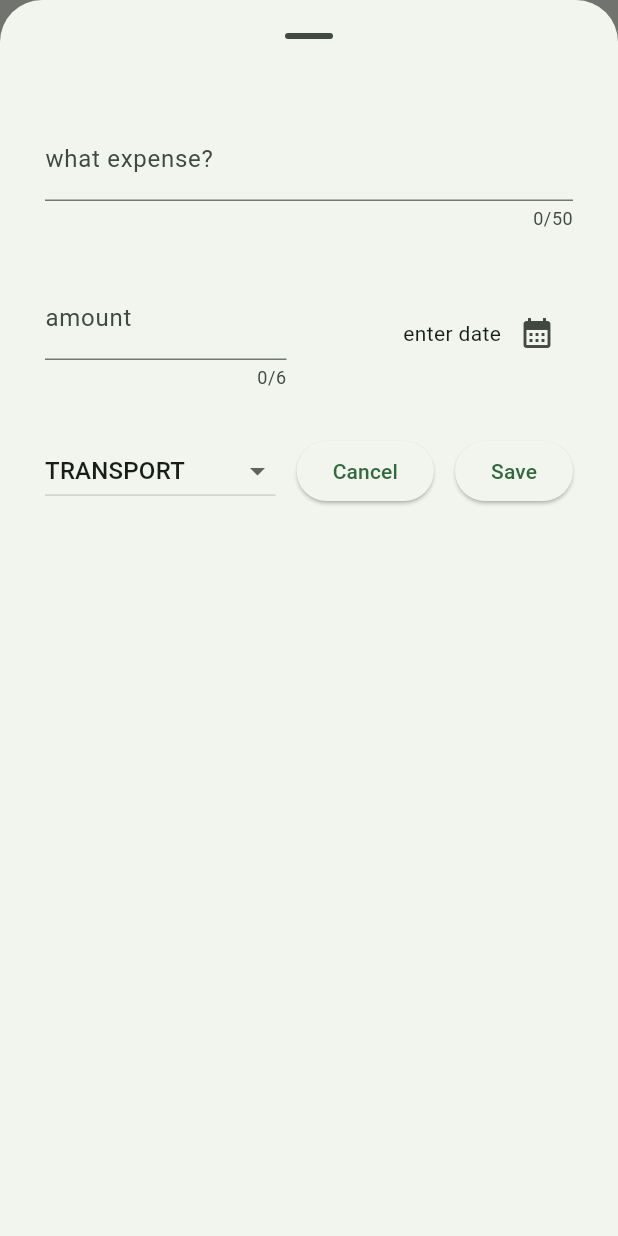
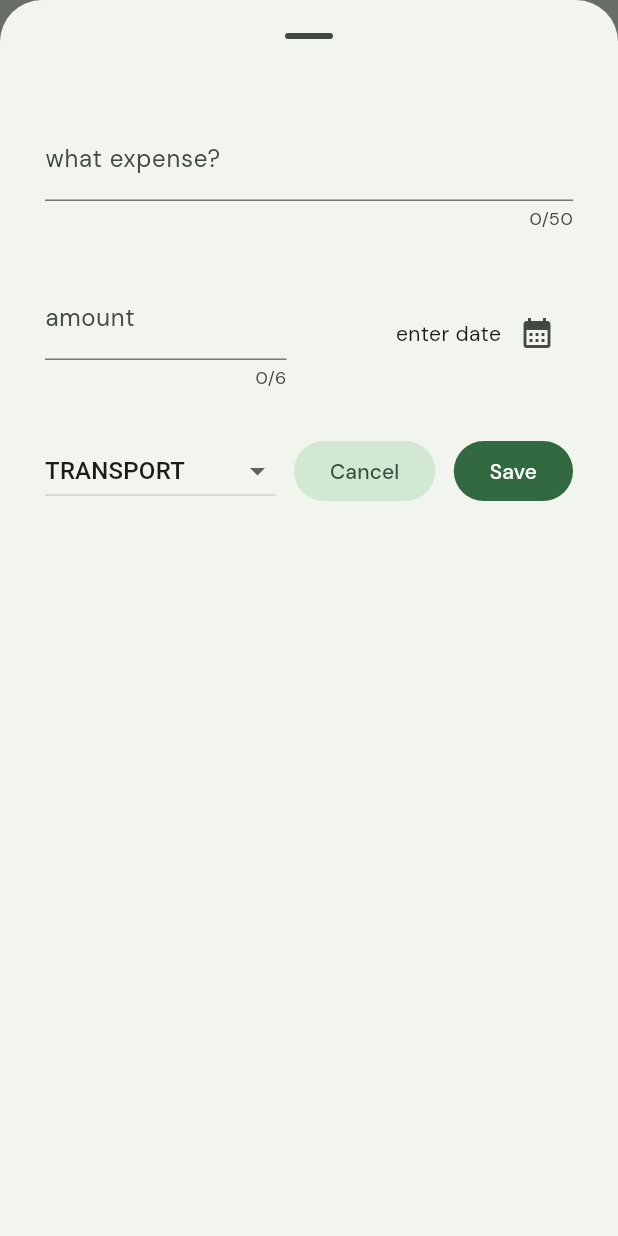
Before and after one commit to itrieditlikethis/expense_tracker, a Flutter app: the screen it shows after launch, after a tap on the "add" icon, on a phone screen of 412 x 824 dp. Run offline on Flutter 3.47's test engine with Material 3 defaults, Android fonts, the phone set to English and light mode, and no system bars; our stand-ins replace google_fonts; Roboto replaces fonts that are missing (Abel).

Commit message:
feat: add appbar theme

```diff
--- a/lib/expenses.dart
+++ b/lib/expenses.dart
@@ -90,7 +90,10 @@ class _ExpensesState extends State<Expenses> {
       appBar: AppBar(
         title: Text("Expense tracker"),
         actions: [
-          IconButton(onPressed: _openAddExpenseOverlay, icon: Icon(Icons.add)),
+          IconButton.filled(
+            onPressed: _openAddExpenseOverlay,
+            icon: Icon(Icons.add),
+          ),
         ],
       ),
       body: Column(
@@ -98,7 +101,7 @@ class _ExpensesState extends State<Expenses> {
         crossAxisAlignment: CrossAxisAlignment.center,
         mainAxisSize: MainAxisSize.min,
         children: [
-          Text('charts'),
+          Text('Charts', style: Theme.of(context).textTheme.headlineLarge),
           Expanded(child: mainContentToShow),
         ],
       ),
--- a/lib/main.dart
+++ b/lib/main.dart
@@ -12,9 +12,10 @@ class MyApp extends StatelessWidget {
   @override
   Widget build(BuildContext context) {
     final brightness = View.of(context).platformDispatcher.platformBrightness;
-    TextTheme textTheme = createTextTheme(context, "Abel", "Abel");
+    TextTheme textTheme = createTextTheme(context, "DM Sans", "Abel");
     MaterialTheme theme = MaterialTheme(textTheme);
     return MaterialApp(
+      debugShowCheckedModeBanner: false,
       title: 'Expense tracker',
       theme: brightness == Brightness.light ? theme.light() : theme.dark(),
       home: const Expenses(),
--- a/lib/theming/theme.dart
+++ b/lib/theming/theme.dart
@@ -343,6 +343,13 @@ class MaterialTheme {
       bodyColor: colorScheme.onSurface,
       displayColor: colorScheme.onSurface,
     ),
+    appBarTheme: AppBarTheme(
+      elevation: 4,
+      shadowColor: colorScheme.shadow,
+      centerTitle: true,
+      titleTextStyle: textTheme.headlineMedium,
+      actionsIconTheme: IconThemeData(color: colorScheme.onPrimary),
+    ),
     scaffoldBackgroundColor: colorScheme.surface,
     canvasColor: colorScheme.surface,
   );
--- a/lib/widgets/expense_item.dart
+++ b/lib/widgets/expense_item.dart
@@ -9,6 +9,8 @@ class ExpenseItem extends StatelessWidget {
   @override
   Widget build(BuildContext context) {
     return Card(
+      elevation: 4,
+      // surfaceTintColor: ColorScheme.of(context).primary,
       margin: EdgeInsets.only(bottom: 10, left: 0, right: 0, top: 10),
       child: Padding(
         padding: const EdgeInsets.symmetric(horizontal: 20, vertical: 16),
--- a/lib/widgets/new_expense.dart
+++ b/lib/widgets/new_expense.dart
@@ -1,5 +1,5 @@
+import 'package:expense_tracker/models/expense.dart';
 import 'package:flutter/material.dart';
-import 'package:expense_tracker/models/expense.dart';
 
 class NewExpense extends StatefulWidget {
   const NewExpense({super.key, required this.onAddExpense});
@@ -144,13 +144,13 @@ class _NewExpenseState extends State<NewExpense> {
                   _onSelectCategory(value ?? Category.food);
                 },
               ),
-              ElevatedButton(
+              FilledButton.tonal(
                 onPressed: () {
                   Navigator.pop(context);
                 },
                 child: Text("Cancel"),
               ),
-              ElevatedButton(
+              FilledButton(
                 onPressed: _submitNewExpenseData,
                 child: Text('Save'),
               ),
```
